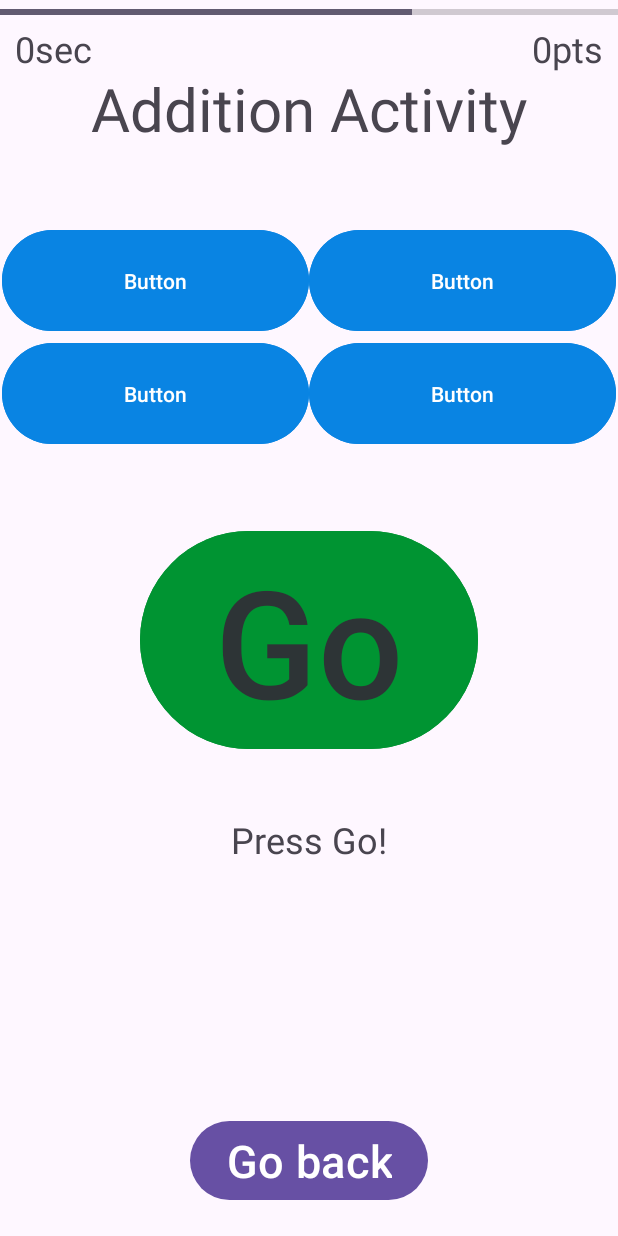
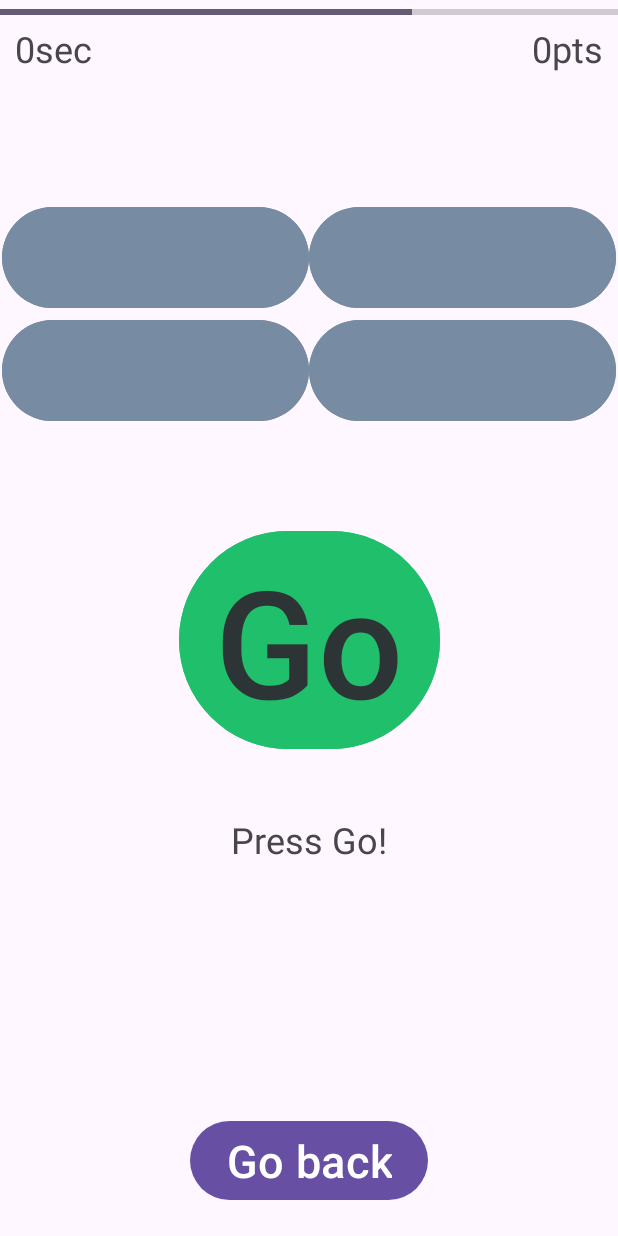
Before and after one commit to Marcelo916/ArithmeticForKids, an Android app: the Addition screen opened directly, with no data from a screen before it, on a phone screen of 412 x 824 dp. Run offline under Robolectric (Android 15) with nearby library versions, the light colour scheme and no system bars.

Commit message:
Fixed the bugs in the addition class.

```diff
--- a/app/src/main/java/com/example/arithmeticforkids/Addition.java
+++ b/app/src/main/java/com/example/arithmeticforkids/Addition.java
@@ -29,6 +29,7 @@ public class Addition extends AppCompatActivity {
     int secondsRemaining = 30;
 
     CountDownTimer clock = new CountDownTimer(30000, 1000) {
+        @SuppressLint("SetTextI18n")
         @Override
         public void onTick(long millisUntilFinished) {
             secondsRemaining--;
@@ -37,18 +38,21 @@ public class Addition extends AppCompatActivity {
 
         }
 
+        @SuppressLint("SetTextI18n")
         @Override
         public void onFinish() {
             answerA.setEnabled(false);
             answerB.setEnabled(false);
             answerC.setEnabled(false);
             answerD.setEnabled(false);
-            bottom.setText("Time is up!" + game.getCorrect() + "/" + (game.getTotalQuestions() - 1));
+            bottom.setText("You got " + game.getCorrect() + " out of " + (game.getTotalQuestions() - 1) + " questions!");
+            goButton.setVisibility(View.VISIBLE);
 
         }
     };
 
 
+    @SuppressLint("SetTextI18n")
     @Override
     protected void onCreate(Bundle savedInstanceState) {
         super.onCreate(savedInstanceState);
@@ -60,6 +64,11 @@ public class Addition extends AppCompatActivity {
         answerB = findViewById(R.id.answerB);
         answerC = findViewById(R.id.answerC);
         answerD = findViewById(R.id.answerD);
+
+        answerA.setEnabled(false);
+        answerB.setEnabled(false);
+        answerC.setEnabled(false);
+        answerD.setEnabled(false);
 
         timer = findViewById(R.id.progressBarAddition);
 
@@ -78,6 +87,8 @@ public class Addition extends AppCompatActivity {
             @Override
             public void onClick(View v) {
                 Button start_button = (Button) v;
+
+                start_button.setVisibility(View.INVISIBLE);
 
                 secondsRemaining = 30;
                 game = new Game();
--- a/app/src/main/res/layout/activity_addition.xml
+++ b/app/src/main/res/layout/activity_addition.xml
@@ -7,33 +7,20 @@
     android:layout_height="match_parent"
     tools:context=".Addition">
 
-    <TextView
-        android:id="@+id/additionActivity"
+    <Button
+        android:id="@+id/startAction"
         android:layout_width="wrap_content"
         android:layout_height="wrap_content"
-        android:layout_marginTop="45dp"
+        android:layout_marginTop="350dp"
+        android:backgroundTint="@color/goButton"
         android:gravity="center"
-        android:text="Addition Activity"
-        android:textSize="40sp"
+        android:text="@string/go"
+        android:textColor="@color/gray"
+        android:textSize="100sp"
         app:layout_constraintEnd_toEndOf="parent"
         app:layout_constraintHorizontal_bias="0.5"
         app:layout_constraintStart_toStartOf="parent"
         app:layout_constraintTop_toTopOf="parent" />
-
-    <Button
-        android:id="@+id/startAction"
-        android:layout_width="225dp"
-        android:layout_height="wrap_content"
-        android:layout_marginTop="350dp"
-        android:textColor="@color/gray"
-        android:gravity="center"
-        android:text="@string/go"
-        android:textSize="100sp"
-        app:layout_constraintEnd_toEndOf="parent"
-        app:layout_constraintHorizontal_bias="0.5"
-        app:layout_constraintStart_toStartOf="parent"
-        app:layout_constraintTop_toTopOf="parent"
-        android:backgroundTint="@color/goButton"/>
 
     <Button
         android:id="@+id/goBackButton"
@@ -63,7 +50,7 @@
         android:layout_width="wrap_content"
         android:layout_height="wrap_content"
         android:layout_marginStart="10dp"
-        android:text="TextView"
+        android:text=""
         android:textSize="24sp"
         app:layout_constraintStart_toStartOf="parent"
         app:layout_constraintTop_toBottomOf="@+id/progressBarAddition" />
@@ -73,7 +60,7 @@
         android:layout_width="wrap_content"
         android:layout_height="wrap_content"
         android:layout_marginEnd="10dp"
-        android:text="TextView"
+        android:text=""
         android:textSize="24sp"
         app:layout_constraintEnd_toEndOf="parent"
         app:layout_constraintTop_toBottomOf="@+id/progressBarAddition" />
@@ -82,68 +69,72 @@
         android:id="@+id/textViewMiddle"
         android:layout_width="wrap_content"
         android:layout_height="wrap_content"
+        android:layout_marginTop="70dp"
+        android:text=""
         android:textSize="24sp"
-        android:text="TextView"
         app:layout_constraintEnd_toStartOf="@+id/textViewRight"
         app:layout_constraintStart_toEndOf="@+id/textViewLeft"
-        app:layout_constraintTop_toBottomOf="@+id/progressBarAddition" />
+        app:layout_constraintTop_toTopOf="@+id/progressBarAddition" />
 
     <TableLayout
         android:layout_width="409dp"
         android:layout_height="175dp"
         android:layout_marginStart="1dp"
-        android:layout_marginTop="100dp"
         android:layout_marginEnd="1dp"
-        android:layout_marginBottom="75dp"
+        android:layout_marginBottom="10dp"
         app:layout_constraintBottom_toTopOf="@+id/startAction"
         app:layout_constraintEnd_toEndOf="parent"
         app:layout_constraintStart_toStartOf="parent"
-        app:layout_constraintTop_toBottomOf="@+id/additionActivity">
+        app:layout_constraintTop_toBottomOf="@+id/textViewMiddle">
 
         <TableRow
             android:layout_width="match_parent"
-            android:layout_height="match_parent" >
+            android:layout_height="match_parent">
 
             <Button
                 android:id="@+id/answerA"
                 android:layout_width="wrap_content"
                 android:layout_height="wrap_content"
-                android:backgroundTint="@color/marineBlue"
                 android:layout_weight="1"
                 android:height="75dp"
-                android:text="Button" />
+                android:backgroundTint="@color/buttons"
+                android:text=""
+                android:textSize="20sp" />
 
             <Button
                 android:id="@+id/answerB"
                 android:layout_width="wrap_content"
                 android:layout_height="wrap_content"
                 android:layout_weight="1"
-                android:backgroundTint="@color/marineBlue"
                 android:height="75dp"
-                android:text="Button" />
+                android:backgroundTint="@color/buttons"
+                android:text=""
+                android:textSize="20sp" />
         </TableRow>
 
         <TableRow
             android:layout_width="match_parent"
-            android:layout_height="match_parent" >
+            android:layout_height="match_parent">
 
             <Button
                 android:id="@+id/answerC"
                 android:layout_width="wrap_content"
                 android:layout_height="wrap_content"
                 android:layout_weight="1"
-                android:backgroundTint="@color/marineBlue"
                 android:height="75dp"
-                android:text="Button" />
+                android:backgroundTint="@color/buttons"
+                android:text=""
+                android:textSize="20sp" />
 
             <Button
                 android:id="@+id/answerD"
                 android:layout_width="wrap_content"
                 android:layout_height="wrap_content"
-                android:backgroundTint="@color/marineBlue"
                 android:layout_weight="1"
                 android:height="75dp"
-                android:text="Button" />
+                android:backgroundTint="@color/buttons"
+                android:text=""
+                android:textSize="20sp" />
         </TableRow>
 
     </TableLayout>
@@ -153,7 +144,7 @@
         android:layout_width="wrap_content"
         android:layout_height="wrap_content"
         android:layout_marginTop="5dp"
-        android:text="TextView"
+        android:text=""
         android:textSize="24sp"
         app:layout_constraintBottom_toTopOf="@+id/goBackButton"
         app:layout_constraintEnd_toEndOf="parent"
--- a/app/src/main/res/values/colors.xml
+++ b/app/src/main/res/values/colors.xml
@@ -3,6 +3,8 @@
     <color name="black">#FF000000</color>
     <color name="white">#FFFFFFFF</color>
     <color name="gray">#FF2d3436</color>
-    <color name="goButton">#FF009432</color>
+    <color name="goButton">#FF20bf6b</color>
     <color name="marineBlue">#FF0984e3</color>
+    <color name="superPurple">#FF8854d0</color>
+    <color name="buttons">#FF778ca3</color>
 </resources>
--- a/app/src/main/res/values/strings.xml
+++ b/app/src/main/res/values/strings.xml
@@ -3,8 +3,9 @@
     <string name="addition">Addition</string>
     <string name="subtraction">Subtraction</string>
     <string name="multiplication">Multiplication</string>
-    <string name="arithmetic_for_kids">Arithmetic For Kids!</string>
+    <string name="arithmetic_for_kids">Arithmetic Practice!</string>
     <string name="what_would_you_like_to_practice_today">What would you like to practice today?</string>
     <string name="go_back">Go back</string>
     <string name="go">Go</string>
+    <string name="goSubtraction">Go</string>
 </resources>
```
Also changed, not shown: app/src/main/res/layout/activity_main.xml (+18 -3 lines), app/src/main/res/layout/activity_subtraction.xml (+16 -1 lines), app/src/main/res/drawable/logo.png (added).
